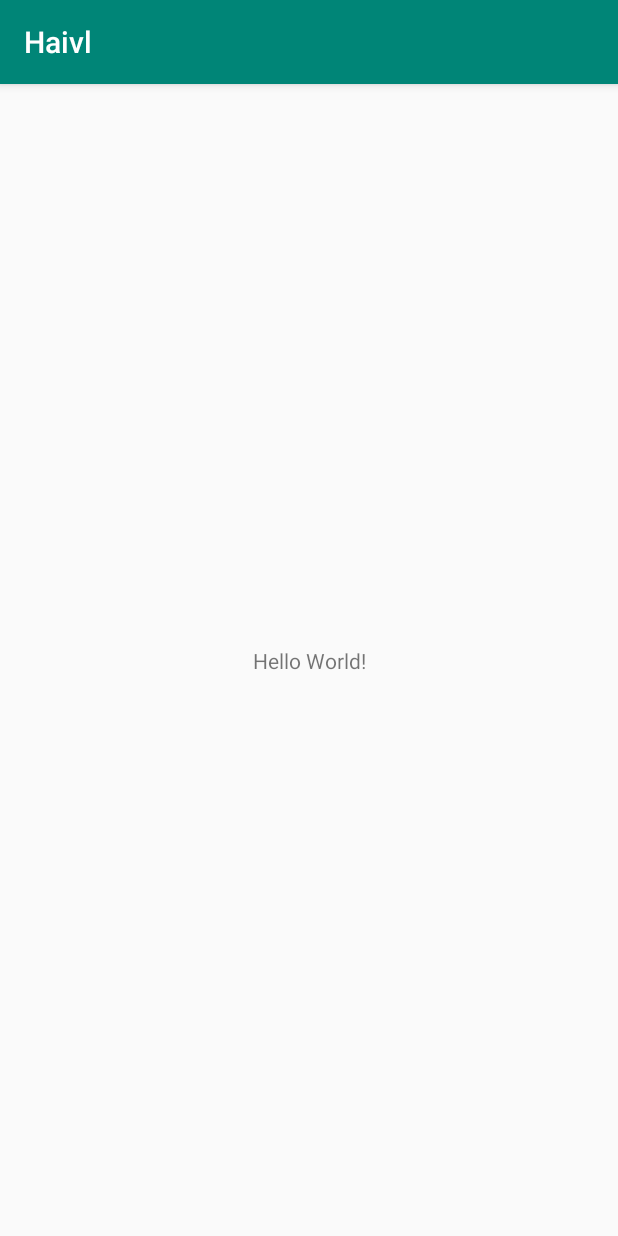
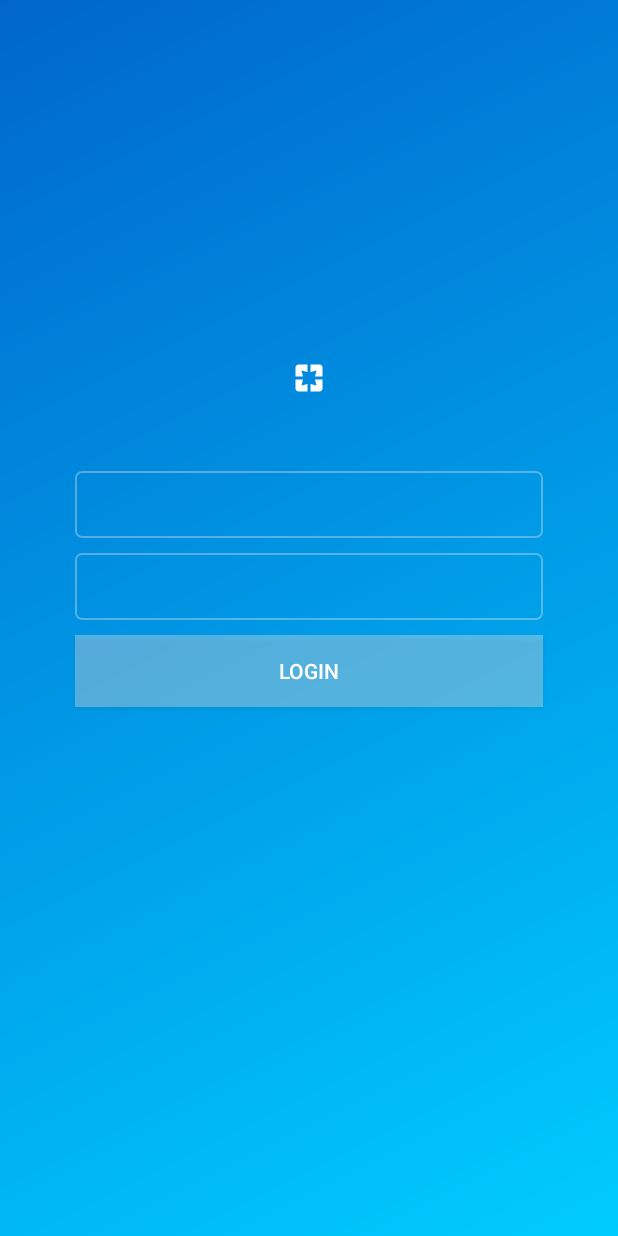
Before and after one commit to NVManh246/Haivl, an Android app: the screen it shows after launch (MainActivity before the commit, LoginActivity after it), on a phone screen of 412 x 824 dp. Run offline under Robolectric (Android 15) with nearby library versions, the phone set to English and light mode, and no system bars.

Commit message:
create layout login

```diff
--- a/app/src/main/AndroidManifest.xml
+++ b/app/src/main/AndroidManifest.xml
@@ -9,7 +9,7 @@
         android:roundIcon="@mipmap/ic_launcher_round"
         android:supportsRtl="true"
         android:theme="@style/AppTheme">
-        <activity android:name=".MainActivity">
+        <activity android:name=".screen.login.LoginActivity">
             <intent-filter>
                 <action android:name="android.intent.action.MAIN" />
 
--- /dev/null
+++ b/app/src/main/java/com/nvmanh/haivl/screen/login/LoginActivity.java
@@ -0,0 +1,26 @@
+package com.nvmanh.haivl.screen.login;
+
+import android.os.Bundle;
+import android.support.annotation.Nullable;
+import android.support.v7.app.AppCompatActivity;
+import android.view.View;
+
+import com.nvmanh.haivl.R;
+
+public class LoginActivity extends AppCompatActivity implements View.OnClickListener {
+
+    @Override
+    protected void onCreate(@Nullable Bundle savedInstanceState) {
+        super.onCreate(savedInstanceState);
+        setContentView(R.layout.activity_login);
+        findViewById(R.id.button_login).setOnClickListener(this);
+    }
+
+    @Override
+    public void onClick(View view) {
+        switch (view.getId()) {
+            case R.id.button_login:
+                break;
+        }
+    }
+}
--- /dev/null
+++ b/app/src/main/res/drawable/background_button_login.xml
@@ -0,0 +1,14 @@
+<?xml version="1.0" encoding="utf-8"?>
+<selector xmlns:android="http://schemas.android.com/apk/res/android">
+    <item android:state_pressed="true">
+        <shape android:shape="rectangle">
+            <solid android:color="#70ffffff"/>
+        </shape>
+    </item>
+
+    <item android:state_pressed="false">
+        <shape android:shape="rectangle">
+            <solid android:color="@color/color_gray"/>
+        </shape>
+    </item>
+</selector>
--- /dev/null
+++ b/app/src/main/res/drawable/background_edit_text.xml
@@ -0,0 +1,9 @@
+<?xml version="1.0" encoding="utf-8"?>
+<shape xmlns:android="http://schemas.android.com/apk/res/android"
+    android:shape="rectangle">
+    <solid android:color="@android:color/transparent"/>
+    <corners android:radius="@dimen/dp_4"/>
+    <stroke
+        android:width="@dimen/dp_1"
+        android:color="@color/color_gray"/>
+</shape>
--- /dev/null
+++ b/app/src/main/res/drawable/background_login.xml
@@ -0,0 +1,8 @@
+<?xml version="1.0" encoding="utf-8"?>
+<shape xmlns:android="http://schemas.android.com/apk/res/android"
+    android:shape="rectangle">
+    <gradient
+        android:startColor="@color/color_science_blue"
+        android:endColor="@color/color_cyan"
+        android:angle="315"/>
+</shape>
--- /dev/null
+++ b/app/src/main/res/drawable/cursor_white.xml
@@ -0,0 +1,6 @@
+<?xml version="1.0" encoding="utf-8"?>
+<shape xmlns:android="http://schemas.android.com/apk/res/android"
+    android:shape="rectangle">
+    <solid android:color="@android:color/white" />
+    <size android:width="@dimen/dp_2"/>
+</shape>
--- /dev/null
+++ b/app/src/main/res/drawable/ic_pages_black_24dp.xml
@@ -0,0 +1,5 @@
+<vector android:height="24dp" android:tint="#FFFFFF"
+    android:viewportHeight="24.0" android:viewportWidth="24.0"
+    android:width="24dp" xmlns:android="http://schemas.android.com/apk/res/android">
+    <path android:fillColor="#FF000000" android:pathData="M3,5v6h5L7,7l4,1L11,3L5,3c-1.1,0 -2,0.9 -2,2zM8,13L3,13v6c0,1.1 0.9,2 2,2h6v-5l-4,1 1,-4zM17,17l-4,-1v5h6c1.1,0 2,-0.9 2,-2v-6h-5l1,4zM19,3h-6v5l4,-1 -1,4h5L21,5c0,-1.1 -0.9,-2 -2,-2z"/>
+</vector>
--- /dev/null
+++ b/app/src/main/res/layout/activity_login.xml
@@ -0,0 +1,69 @@
+<?xml version="1.0" encoding="utf-8"?>
+<android.support.constraint.ConstraintLayout xmlns:android="http://schemas.android.com/apk/res/android"
+    android:layout_width="match_parent"
+    android:layout_height="match_parent"
+    xmlns:app="http://schemas.android.com/apk/res-auto"
+    android:background="@drawable/background_login">
+
+    <ImageView
+        android:id="@+id/image_logo"
+        android:layout_width="wrap_content"
+        android:layout_height="wrap_content"
+        app:layout_constraintRight_toRightOf="parent"
+        app:layout_constraintLeft_toLeftOf="parent"
+        android:src="@drawable/ic_pages_black_24dp"
+        app:layout_constraintTop_toTopOf="parent"
+        app:layout_constraintBottom_toBottomOf="parent"
+        app:layout_constraintVertical_bias="0.3"
+        />
+
+    <EditText
+        android:id="@+id/edit_text_username"
+        android:layout_width="0dp"
+        android:layout_height="wrap_content"
+        android:background="@drawable/background_edit_text"
+        app:layout_constraintLeft_toLeftOf="parent"
+        app:layout_constraintRight_toRightOf="parent"
+        app:layout_constraintTop_toBottomOf="@+id/image_logo"
+        android:layout_margin="@dimen/dp_50"
+        android:padding="@dimen/dp_10"
+        android:textColor="@android:color/white"
+        android:inputType="text"
+        android:maxLines="1"
+        android:textCursorDrawable="@drawable/cursor_white"
+        />
+
+    <EditText
+        android:id="@+id/edit_text_password"
+        android:layout_width="0dp"
+        android:layout_height="wrap_content"
+        android:background="@drawable/background_edit_text"
+        app:layout_constraintLeft_toLeftOf="parent"
+        app:layout_constraintRight_toRightOf="parent"
+        app:layout_constraintTop_toBottomOf="@+id/edit_text_username"
+        android:padding="@dimen/dp_10"
+        android:layout_marginTop="@dimen/dp_10"
+        android:layout_marginLeft="@dimen/dp_50"
+        android:layout_marginRight="@dimen/dp_50"
+        android:textColor="@android:color/white"
+        android:maxLines="1"
+        android:inputType="textPassword"
+        android:textCursorDrawable="@drawable/cursor_white"
+        />
+
+    <Button
+        android:id="@+id/button_login"
+        android:layout_width="0dp"
+        android:layout_height="wrap_content"
+        android:text="@string/login"
+        app:layout_constraintLeft_toLeftOf="parent"
+        app:layout_constraintRight_toRightOf="parent"
+        app:layout_constraintTop_toBottomOf="@id/edit_text_password"
+        android:layout_marginTop="@dimen/dp_10"
+        android:layout_marginRight="@dimen/dp_50"
+        android:layout_marginLeft="@dimen/dp_50"
+        android:background="@drawable/background_button_login"
+        android:textColor="@android:color/white"
+        />
+
+</android.support.constraint.ConstraintLayout>
--- a/app/src/main/res/values/colors.xml
+++ b/app/src/main/res/values/colors.xml
@@ -3,4 +3,8 @@
     <color name="colorPrimary">#008577</color>
     <color name="colorPrimaryDark">#00574B</color>
     <color name="colorAccent">#D81B60</color>
+    <color name="color_science_blue">#0066CC</color>
+    <color name="color_cyan">#00ccff</color>
+    <color name="color_gray">#5ce9e9e9</color>
+    <color name="color_transparent">#00000000</color>
 </resources>
--- /dev/null
+++ b/app/src/main/res/values/dimens.xml
@@ -0,0 +1,8 @@
+<?xml version="1.0" encoding="utf-8"?>
+<resources>
+    <dimen name="dp_1">1dp</dimen>
+    <dimen name="dp_2">2dp</dimen>
+    <dimen name="dp_4">4dp</dimen>
+    <dimen name="dp_10">10dp</dimen>
+    <dimen name="dp_50">50dp</dimen>
+</resources>
--- a/app/src/main/res/values/strings.xml
+++ b/app/src/main/res/values/strings.xml
@@ -1,3 +1,4 @@
 <resources>
     <string name="app_name">Haivl</string>
+    <string name="login">Login</string>
 </resources>
--- a/app/src/main/res/values/styles.xml
+++ b/app/src/main/res/values/styles.xml
@@ -1,7 +1,7 @@
 <resources>
 
     <!-- Base application theme. -->
-    <style name="AppTheme" parent="Theme.AppCompat.Light.DarkActionBar">
+    <style name="AppTheme" parent="Theme.AppCompat.Light.NoActionBar">
         <!-- Customize your theme here. -->
         <item name="colorPrimary">@color/colorPrimary</item>
         <item name="colorPrimaryDark">@color/colorPrimaryDark</item>
```
